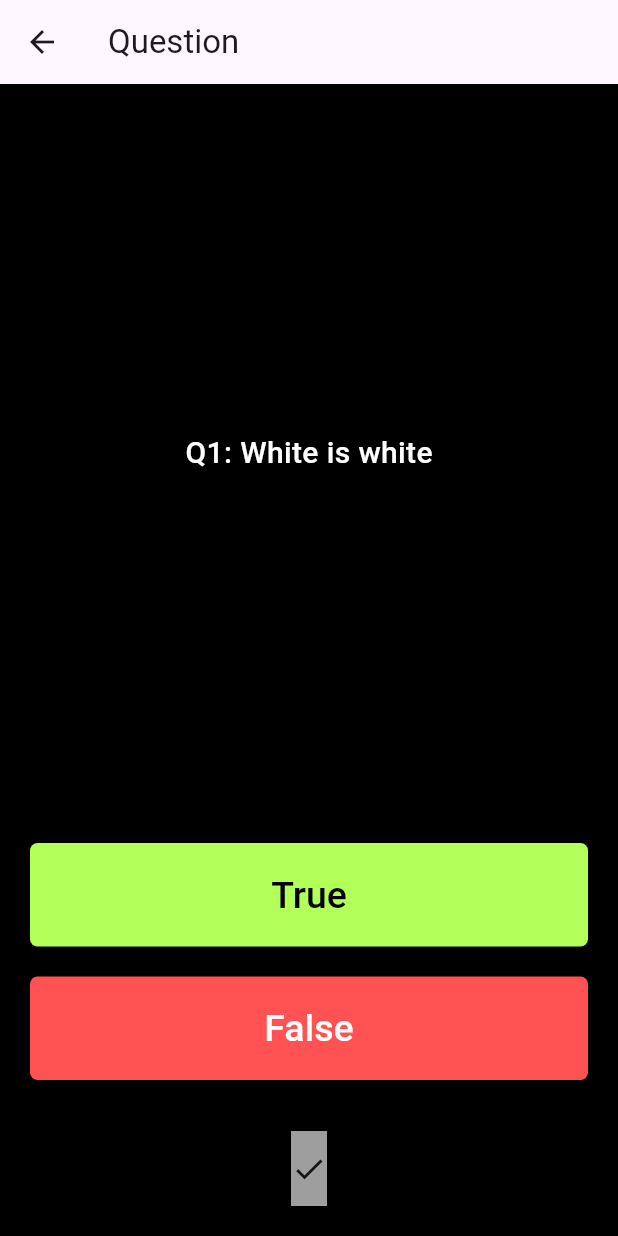
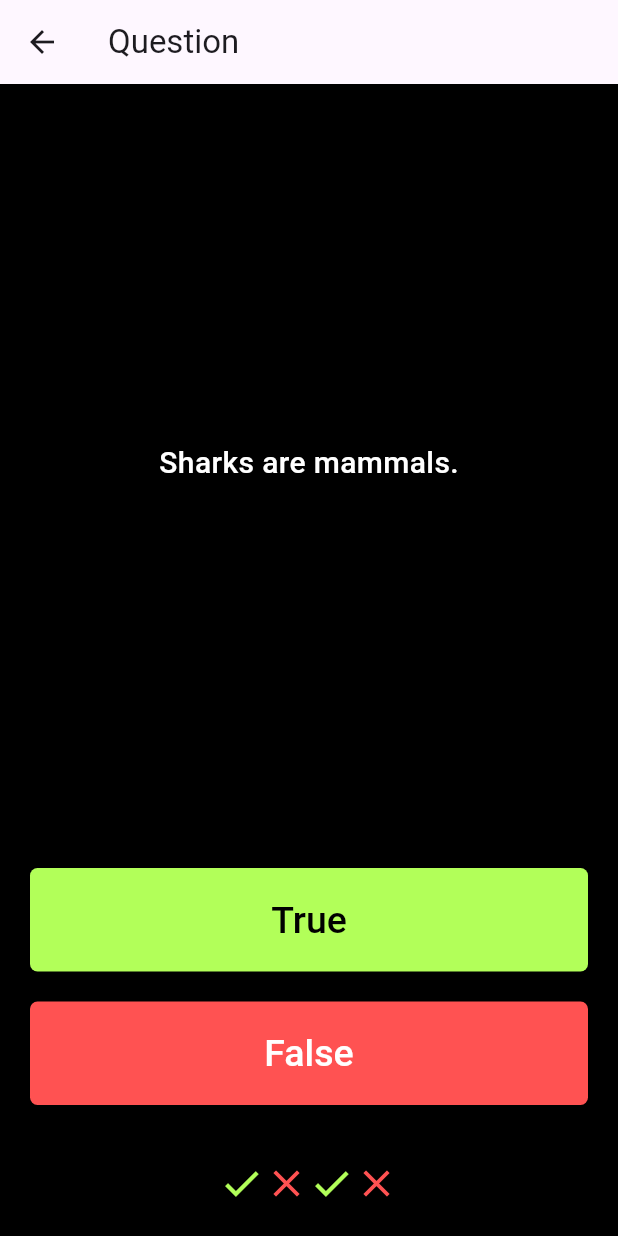
Before and after one commit to Bharath-OS/quizzler, a Flutter app: the screen it shows after launch, after a tap on "Start Quiz", on a phone screen of 412 x 824 dp. Run offline on Flutter 3.47's test engine with Material 3 defaults, Android fonts, the phone set to English and light mode, and no system bars; Roboto replaces fonts that are missing (Ubuntu).

Commit message:
created provider class for question's logic

```diff
--- a/lib/custom_widgets/buttons.dart
+++ b/lib/custom_widgets/buttons.dart
@@ -30,9 +30,9 @@ class MyButtons {
     );
   }
 
-  static ElevatedButton trueButton() {
+  static ElevatedButton trueButton(void method) {
     return ElevatedButton(
-      onPressed: () {},
+      onPressed: () => method,
       style: ElevatedButton.styleFrom(
         backgroundColor: MyColors.successColor,
         foregroundColor: MyColors.black,
@@ -53,9 +53,9 @@ class MyButtons {
     );
   }
 
-  static ElevatedButton falseButton() {
+  static ElevatedButton falseButton(void method) {
     return ElevatedButton(
-      onPressed: () {},
+      onPressed: () => method,
       style: ElevatedButton.styleFrom(
         backgroundColor: MyColors.errorColor,
         foregroundColor: MyColors.white,
--- a/lib/custom_widgets/symbols.dart
+++ b/lib/custom_widgets/symbols.dart
@@ -1,6 +1,9 @@
 import 'package:flutter/material.dart';
 
+import '../constants/app_colors.dart';
+
 class Symbols{
-  static Icon correct = const Icon(Icons.check);
-  static Icon inCorrect = const Icon(Icons.close);
+  static double size = 30;
+  static Icon correct = Icon(Icons.check,color: MyColors.successColor,size: size,);
+  static Icon inCorrect = Icon(Icons.close,color: MyColors.errorColor,size: size,);
 }
--- /dev/null
+++ b/lib/database/models/question_model.dart
@@ -0,0 +1,7 @@
+class QuizQuestion{
+  final String question;
+  final AnswerOption answer;
+  QuizQuestion({required this.question, required this.answer});
+}
+
+enum AnswerOption{trueOption, falseOption}
--- /dev/null
+++ b/lib/database/questions.dart
@@ -0,0 +1,34 @@
+import 'models/question_model.dart';
+
+final List<QuizQuestion> quizQuestions = [
+  QuizQuestion(question: 'The capital of France is Paris.', answer: AnswerOption.trueOption),
+  QuizQuestion(question: 'The Sun revolves around the Earth.', answer: AnswerOption.falseOption),
+  QuizQuestion(question: 'Water boils at 100°C at sea level.', answer: AnswerOption.trueOption),
+  QuizQuestion(question: 'Mount Everest is the tallest mountain in the world.', answer: AnswerOption.trueOption),
+  QuizQuestion(question: 'Sharks are mammals.', answer: AnswerOption.falseOption),
+  QuizQuestion(question: 'The Great Wall of China is visible from space.', answer: AnswerOption.falseOption),
+  QuizQuestion(question: 'Lightning never strikes the same place twice.', answer: AnswerOption.falseOption),
+  QuizQuestion(question: 'Humans have walked on Mars.', answer: AnswerOption.falseOption),
+  QuizQuestion(question: 'The chemical symbol for gold is Au.', answer: AnswerOption.trueOption),
+  QuizQuestion(question: 'The Pacific Ocean is the largest ocean on Earth.', answer: AnswerOption.trueOption),
+  QuizQuestion(question: 'Bats are blind.', answer: AnswerOption.falseOption),
+  QuizQuestion(question: 'The human body has four lungs.', answer: AnswerOption.falseOption),
+  QuizQuestion(question: 'The Mona Lisa was painted by Leonardo da Vinci.', answer: AnswerOption.trueOption),
+  QuizQuestion(question: 'The currency of Japan is the Yen.', answer: AnswerOption.trueOption),
+  QuizQuestion(question: 'The Earth has two moons.', answer: AnswerOption.falseOption),
+  QuizQuestion(question: 'Sound travels faster than light.', answer: AnswerOption.falseOption),
+  QuizQuestion(question: 'The square root of 64 is 8.', answer: AnswerOption.trueOption),
+  QuizQuestion(question: 'The Amazon River is the longest river in the world.', answer: AnswerOption.falseOption),
+  QuizQuestion(question: 'Penguins can fly.', answer: AnswerOption.falseOption),
+  QuizQuestion(question: 'The human heart has four chambers.', answer: AnswerOption.trueOption),
+  QuizQuestion(question: 'The Statue of Liberty was a gift from France.', answer: AnswerOption.trueOption),
+  QuizQuestion(question: 'Albert Einstein developed the theory of relativity.', answer: AnswerOption.trueOption),
+  QuizQuestion(question: 'The capital of Australia is Sydney.', answer: AnswerOption.falseOption),
+  QuizQuestion(question: 'Venus is the closest planet to the Sun.', answer: AnswerOption.falseOption),
+  QuizQuestion(question: 'The Eiffel Tower is located in Berlin.', answer: AnswerOption.falseOption),
+  QuizQuestion(question: 'A group of lions is called a pride.', answer: AnswerOption.trueOption),
+  QuizQuestion(question: 'The human skeleton is made up of over 200 bones.', answer: AnswerOption.trueOption),
+  QuizQuestion(question: 'The moon produces its own light.', answer: AnswerOption.falseOption),
+  QuizQuestion(question: 'The chemical formula for water is H2O.', answer: AnswerOption.trueOption),
+  QuizQuestion(question: 'The Titanic sank in 1912.', answer: AnswerOption.trueOption),
+];
--- a/lib/main.dart
+++ b/lib/main.dart
@@ -1,19 +1,24 @@
+import 'package:app_project_files/provider/question_provider.dart';
 import 'package:app_project_files/screens/home.dart';
 import 'package:flutter/material.dart';
+import 'package:provider/provider.dart';
 
 import 'constants/app_colors.dart';
 
-void main()=>runApp(Quizzler());
+void main() => runApp(Quizzler());
 
 class Quizzler extends StatelessWidget {
   const Quizzler({super.key});
 
   @override
   Widget build(BuildContext context) {
-    return MaterialApp(
-      theme: ThemeData(scaffoldBackgroundColor: MyColors.black),
-      debugShowCheckedModeBanner: false,
-      home: const HomeScreen(),
+    return ChangeNotifierProvider<QuestionProvider>(
+      create: (context) => QuestionProvider(),
+      child: MaterialApp(
+        theme: ThemeData(scaffoldBackgroundColor: MyColors.black),
+        debugShowCheckedModeBanner: false,
+        home: const HomeScreen(),
+      ),
     );
   }
 }
--- /dev/null
+++ b/lib/provider/question_provider.dart
@@ -0,0 +1,24 @@
+import 'package:app_project_files/database/models/question_model.dart';
+import 'package:flutter/widgets.dart';
+
+import '../custom_widgets/symbols.dart';
+
+class QuestionProvider with ChangeNotifier {
+  int currentQuestion = 0;
+  int _score = 0;
+  int get score => _score;
+
+  List<Icon> symbols = [];
+
+  void addSymbol(AnswerOption chosenAnswer, AnswerOption rightAnswer) {
+    if (chosenAnswer == rightAnswer) {
+      symbols.insert(currentQuestion, Symbols.correct);
+      _score++;
+    }
+    else{
+      symbols.insert(currentQuestion, Symbols.inCorrect);
+    }
+    currentQuestion ++;
+    notifyListeners();
+  }
+}
--- a/lib/screens/questions_screen.dart
+++ b/lib/screens/questions_screen.dart
@@ -1,4 +1,8 @@
+import 'package:app_project_files/database/models/question_model.dart';
+import 'package:app_project_files/database/questions.dart';
+import 'package:app_project_files/provider/question_provider.dart';
 import 'package:flutter/material.dart';
+import 'package:provider/provider.dart';
 
 import '../custom_widgets/buttons.dart';
 import '../custom_widgets/symbols.dart';
@@ -12,6 +16,15 @@ class QuestionsScreen extends StatefulWidget {
 }
 
 class _QuestionsScreenState extends State<QuestionsScreen> {
+  late int currentQuestion = context.watch<QuestionProvider>().currentQuestion;
+
+  void checkAnswer(AnswerOption answer) {
+    context.read<QuestionProvider>().addSymbol(
+      answer,
+      quizQuestions[currentQuestion].answer,
+    );
+  }
+
   @override
   Widget build(BuildContext context) {
     return Scaffold(
@@ -21,19 +34,40 @@ class _QuestionsScreenState extends State<QuestionsScreen> {
           padding: const EdgeInsets.all(20),
           child: Column(
             children: [
-              Expanded(flex: 4, child: Center(child: Text("Q1: White is white",style: TextStyles.questionTextStyle,),)),
               Expanded(
-                flex: 2,
-                child: Container(
-                  child: Column(
-                    spacing: 20,
-                    mainAxisAlignment: MainAxisAlignment.center,
-                    crossAxisAlignment: CrossAxisAlignment.stretch,
-                    children: [MyButtons.trueButton(), MyButtons.falseButton()],
+                flex: 4,
+                child: Center(
+                  child: Consumer<QuestionProvider>(
+                    builder: (context, controller, child) => Text(
+                      quizQuestions[controller.currentQuestion].question,
+                      style: TextStyles.questionTextStyle,
+                    ),
                   ),
                 ),
               ),
-              Container(color: Colors.grey, height: 50,child: Symbols.correct,),
+              Expanded(
+                flex: 2,
+                child: Column(
+                  spacing: 20,
+                  mainAxisAlignment: MainAxisAlignment.center,
+                  crossAxisAlignment: CrossAxisAlignment.stretch,
+                  children: [
+                    MyButtons.trueButton(
+                      checkAnswer(AnswerOption.trueOption),
+                    ),
+                    MyButtons.falseButton(
+                      checkAnswer(AnswerOption.falseOption),
+                    ),
+                  ],
+                ),
+              ),
+              Consumer<QuestionProvider>(
+                builder: (context, question, child) {
+                  return Wrap(
+                    children: context.read<QuestionProvider>().symbols,
+                  );
+                },
+              ),
             ],
           ),
         ),
--- a/pubspec.yaml
+++ b/pubspec.yaml
@@ -14,6 +14,7 @@ dependencies:
     sdk: flutter
 
   cupertino_icons: ^1.0.8
+  provider:
 
 dev_dependencies:
   flutter_test:
```
Also changed, not shown: pubspec.lock.
